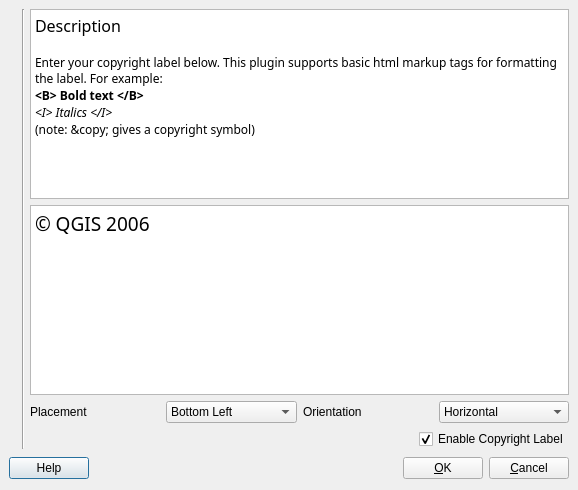
Above: src/plugins/copyright_label/pluginguibase.ui from qgis/QGIS before the change. Below: the same form after it.
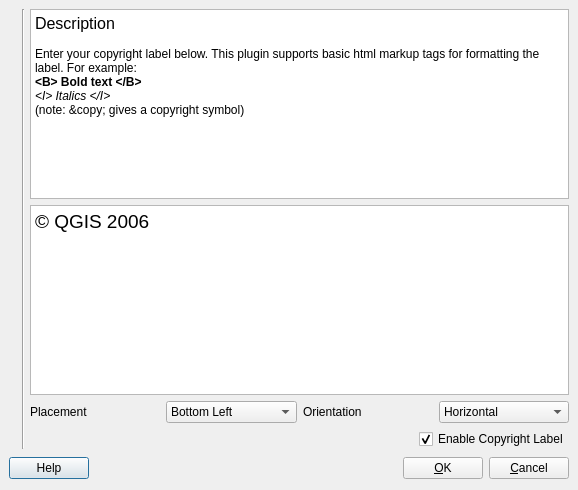
That is the form after the change. Icons and pictures are not drawn.

Commit message: Fixed missing eye-candy images on plugin dialogs (needed a RESOURCES = statement in the .pro file)

```diff
--- a/src/plugins/copyright_label/pluginguibase.ui
+++ b/src/plugins/copyright_label/pluginguibase.ui
@@ -31,14 +31,25 @@
       <bool>true</bool>
      </property>
      <property name="html" >
-      <string>&lt;html>&lt;head>&lt;meta name="qrichtext" content="1" />&lt;/head>&lt;body style=" white-space: pre-wrap; font-family:Sans Serif; font-size:9pt; font-weight:400; font-style:normal; text-decoration:none;">&lt;p style=" margin-top:0px; margin-bottom:0px; margin-left:0px; margin-right:0px; -qt-block-indent:0; text-indent:0px;">&lt;span style=" font-size:12pt;">Description&lt;/span>&lt;/p>&lt;p style="-qt-paragraph-type:empty; margin-top:0px; margin-bottom:0px; margin-left:0px; margin-right:0px; -qt-block-indent:0; text-indent:0px;">&lt;/p>&lt;p style=" margin-top:0px; margin-bottom:0px; margin-left:0px; margin-right:0px; -qt-block-indent:0; text-indent:0px;">Enter your copyright label below. This plugin supports basic html markup tags for formatting the label. For example:&lt;/p>&lt;p style=" margin-top:0px; margin-bottom:0px; margin-left:0px; margin-right:0px; -qt-block-indent:0; text-indent:0px;">&lt;span style=" font-weight:600;">&amp;lt;B&amp;gt; Bold text &amp;lt;/B&amp;gt; &lt;/span>&lt;/p>&lt;p style=" margin-top:0px; margin-bottom:0px; margin-left:0px; margin-right:0px; -qt-block-indent:0; text-indent:0px; font-weight:600;">&lt;span style=" font-weight:400; font-style:italic;">&amp;lt;I&amp;gt; Italics &amp;lt;/I&amp;gt;&lt;/span>&lt;/p>&lt;p style=" margin-top:0px; margin-bottom:0px; margin-left:0px; margin-right:0px; -qt-block-indent:0; text-indent:0px; font-style:italic;">&lt;span style=" font-style:normal;">(note: &amp;amp;copy; gives a copyright symbol)&lt;/span>&lt;/p>&lt;/body>&lt;/html></string>
+      <string>&lt;html>&lt;head>&lt;meta name="qrichtext" content="1" />&lt;style type="text/css">
+p, li { white-space: pre-wrap; }
+&lt;/style>&lt;/head>&lt;body style=" font-family:'MS Shell Dlg 2'; font-size:8.25pt; font-weight:400; font-style:normal; text-decoration:none;">
+&lt;p style=" margin-top:0px; margin-bottom:0px; margin-left:0px; margin-right:0px; -qt-block-indent:0; text-indent:0px; font-family:'Sans Serif'; font-size:9pt;">&lt;span style=" font-size:12pt;">Description&lt;/span>&lt;/p>
+&lt;p style="-qt-paragraph-type:empty; margin-top:0px; margin-bottom:0px; margin-left:0px; margin-right:0px; -qt-block-indent:0; text-indent:0px; font-family:'Sans Serif'; font-size:9pt;">&lt;/p>
+&lt;p style=" margin-top:0px; margin-bottom:0px; margin-left:0px; margin-right:0px; -qt-block-indent:0; text-indent:0px; font-family:'Sans Serif'; font-size:9pt;">Enter your copyright label below. This plugin supports basic html markup tags for formatting the label. For example:&lt;/p>
+&lt;p style=" margin-top:0px; margin-bottom:0px; margin-left:0px; margin-right:0px; -qt-block-indent:0; text-indent:0px; font-family:'Sans Serif'; font-size:9pt;">&lt;span style=" font-weight:600;">&amp;lt;B&amp;gt; Bold text &amp;lt;/B&amp;gt; &lt;/span>&lt;/p>
+&lt;p style=" margin-top:0px; margin-bottom:0px; margin-left:0px; margin-right:0px; -qt-block-indent:0; text-indent:0px; font-family:'Sans Serif'; font-size:9pt; font-weight:600;">&lt;span style=" font-weight:400; font-style:italic;">&amp;lt;I&amp;gt; Italics &amp;lt;/I&amp;gt;&lt;/span>&lt;/p>
+&lt;p style=" margin-top:0px; margin-bottom:0px; margin-left:0px; margin-right:0px; -qt-block-indent:0; text-indent:0px; font-family:'Sans Serif'; font-size:9pt; font-style:italic;">&lt;span style=" font-style:normal;">(note: &amp;amp;copy; gives a copyright symbol)&lt;/span>&lt;/p>&lt;/body>&lt;/html></string>
      </property>
     </widget>
    </item>
    <item row="1" column="2" >
     <widget class="QTextEdit" name="txtCopyrightText" >
      <property name="html" >
-      <string>&lt;html>&lt;head>&lt;meta name="qrichtext" content="1" />&lt;/head>&lt;body style=" white-space: pre-wrap; font-family:Sans Serif; font-size:9pt; font-weight:400; font-style:normal; text-decoration:none;">&lt;p style=" margin-top:0px; margin-bottom:0px; margin-left:0px; margin-right:0px; -qt-block-indent:0; text-indent:0px;">&lt;span style=" font-size:14pt;">© QGIS 2006&lt;/span>&lt;/p>&lt;/body>&lt;/html></string>
+      <string>&lt;html>&lt;head>&lt;meta name="qrichtext" content="1" />&lt;style type="text/css">
+p, li { white-space: pre-wrap; }
+&lt;/style>&lt;/head>&lt;body style=" font-family:'MS Shell Dlg 2'; font-size:8.25pt; font-weight:400; font-style:normal; text-decoration:none;">
+&lt;p style=" margin-top:0px; margin-bottom:0px; margin-left:0px; margin-right:0px; -qt-block-indent:0; text-indent:0px; font-family:'Sans Serif'; font-size:9pt;">&lt;span style=" font-size:14pt;">© QGIS 2006&lt;/span>&lt;/p>&lt;/body>&lt;/html></string>
      </property>
     </widget>
    </item>
```
Left out of the diff: 4 changed lines with no effect on the pictures. The commit also changes 8 other files.
